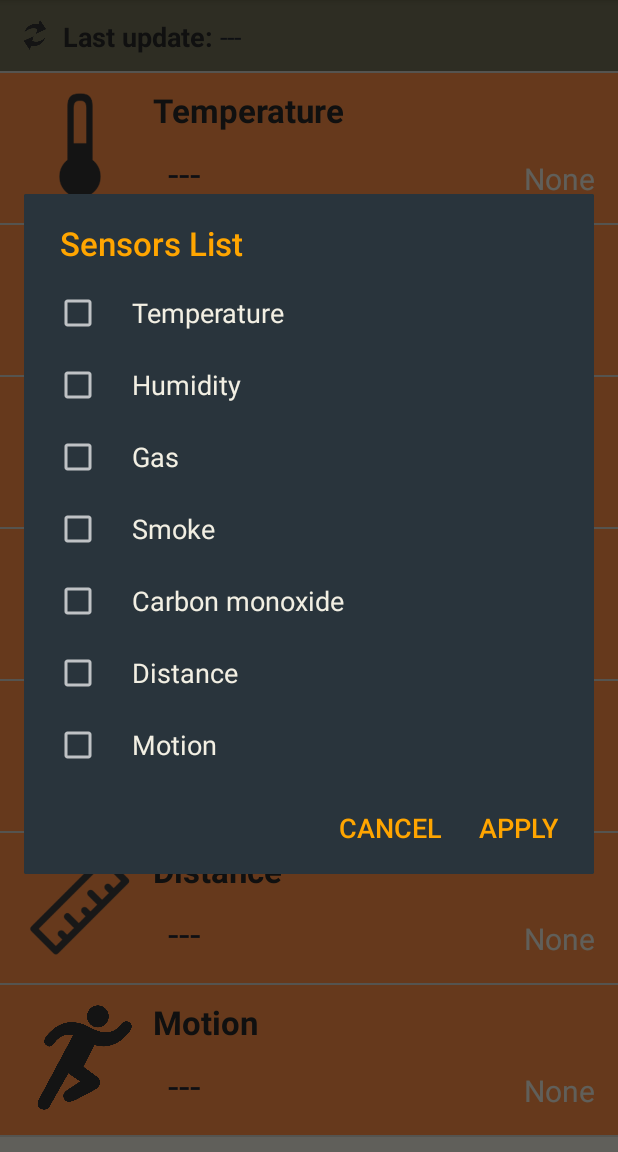
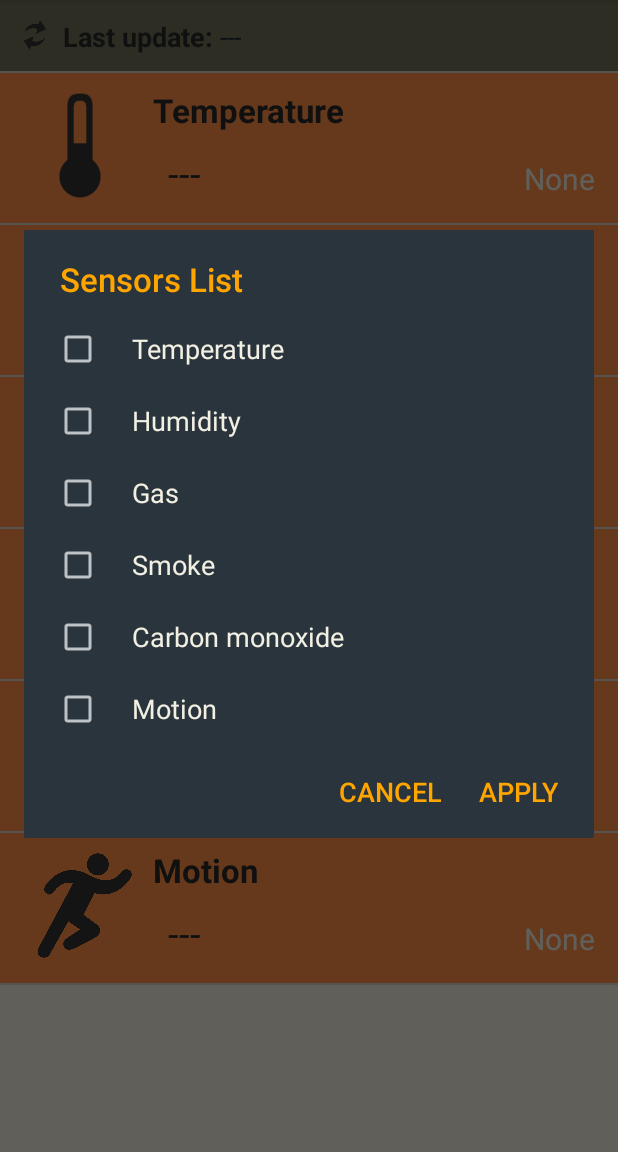
Before and after one commit to ForestNymph/Android_HomeSecureAgent, an Android app: the screen it shows after launch (SensorScreenActivity), in the options menu, after a tap on "Sensors", on a phone screen of 412 x 824 dp, the part 84-1236 px from its top. Run offline under Robolectric (Android 15) with nearby library versions, the phone set to English and light mode, and no system bars.

Commit message:
Removed distance sensor

```diff
--- a/app/src/main/java/pl/grudowska/pjwstk/homesecureagent/AlarmService.java
+++ b/app/src/main/java/pl/grudowska/pjwstk/homesecureagent/AlarmService.java
@@ -79,7 +79,7 @@ public class AlarmService extends Service {
                 Integer gas = sensors.getJSONObject(0).getInt("gas");
                 Integer smoke = sensors.getJSONObject(0).getInt("smoke");
                 Integer carbonMonoxide = sensors.getJSONObject(0).getInt("carbon monoxide");
-                Integer distance = sensors.getJSONObject(0).getInt("distance");
+                // Integer distance = sensors.getJSONObject(0).getInt("distance");
                 Integer motion = sensors.getJSONObject(0).getInt("motion");
 
             } catch (JSONException e) {
--- a/app/src/main/java/pl/grudowska/pjwstk/homesecureagent/ConnectionManager.java
+++ b/app/src/main/java/pl/grudowska/pjwstk/homesecureagent/ConnectionController.java
@@ -7,7 +7,7 @@ import android.net.NetworkInfo;
 /**
  * Created by s.grudowska on 23.07.2015
  */
-public class ConnectionManager {
+public class ConnectionController {
 
     public static boolean isConnect(Context context) {
         ConnectivityManager connManager = (ConnectivityManager)
--- a/app/src/main/java/pl/grudowska/pjwstk/homesecureagent/Sensor.java
+++ b/app/src/main/java/pl/grudowska/pjwstk/homesecureagent/Sensor.java
@@ -35,7 +35,7 @@ public class Sensor {
         GAS("Gas"),
         SMOKE("Smoke"),
         CARBON_MONOXIDE("Carbon Monoxide"),
-        DISTANCE("Distance"),
+        // DISTANCE("Distance"),
         MOTION("Motion");
 
         private String stringSensor;
@@ -102,8 +102,8 @@ public class Sensor {
                 SensorState.NONE.toString(), R.drawable.icon_smokefire);
         Sensor carbon_monoxide = new Sensor(SensorType.CARBON_MONOXIDE.toString(), "---",
                 SensorState.NONE.toString(), R.drawable.icon_co2);
-        Sensor distance = new Sensor(SensorType.DISTANCE.toString(), "---",
-                SensorState.NONE.toString(), R.drawable.icon_distance);
+/*        Sensor distance = new Sensor(SensorType.DISTANCE.toString(), "---",
+                SensorState.NONE.toString(), R.drawable.icon_distance);*/
         Sensor motion = new Sensor(SensorType.MOTION.toString(), "---",
                 SensorState.NONE.toString(), R.drawable.icon_motion);
 
@@ -113,7 +113,7 @@ public class Sensor {
         sensorArray.add(gas);
         sensorArray.add(smoke);
         sensorArray.add(carbon_monoxide);
-        sensorArray.add(distance);
+        // sensorArray.add(distance);
         sensorArray.add(motion);
 
         return sensorArray;
--- a/app/src/main/java/pl/grudowska/pjwstk/homesecureagent/SensorScreenActivity.java
+++ b/app/src/main/java/pl/grudowska/pjwstk/homesecureagent/SensorScreenActivity.java
@@ -63,7 +63,7 @@ public class SensorScreenActivity extends AppCompatActivity
     @Override
     public boolean onPrepareOptionsMenu(Menu menu) {
         MenuItem internetIcon = menu.findItem(R.id.action_internet_state);
-        if (ConnectionManager.isConnect(this)) {
+        if (ConnectionController.isConnect(this)) {
             internetIcon.setIcon(getResources().getDrawable(R.drawable.connected_state));
         } else {
             internetIcon.setIcon(getResources().getDrawable(R.drawable.unknown_state));
--- a/app/src/main/java/pl/grudowska/pjwstk/homesecureagent/SensorStatusParser.java
+++ b/app/src/main/java/pl/grudowska/pjwstk/homesecureagent/SensorStatusParser.java
@@ -44,10 +44,10 @@ public class SensorStatusParser {
                 status = Sensor.SensorState.NONE.toString();
                 break;
             }
-            case "distance": {
+            /* case "distance": {
                 status = Sensor.SensorState.NONE.toString();
                 break;
-            }
+            } */
             case "motion": {
                 status = Sensor.SensorState.NONE.toString();
                 break;
--- a/app/src/main/res/values/strings.xml
+++ b/app/src/main/res/values/strings.xml
@@ -15,7 +15,7 @@
         <item>Gas</item>
         <item>Smoke</item>
         <item>Carbon monoxide</item>
-        <item>Distance</item>
+<!--    <item>Distance</item>-->
         <item>Motion</item>
     </string-array>
     <string-array name="time_list">
```
Also changed, not shown: app/src/main/java/pl/grudowska/pjwstk/homesecureagent/JSONParser.java (+4 -4 lines).
